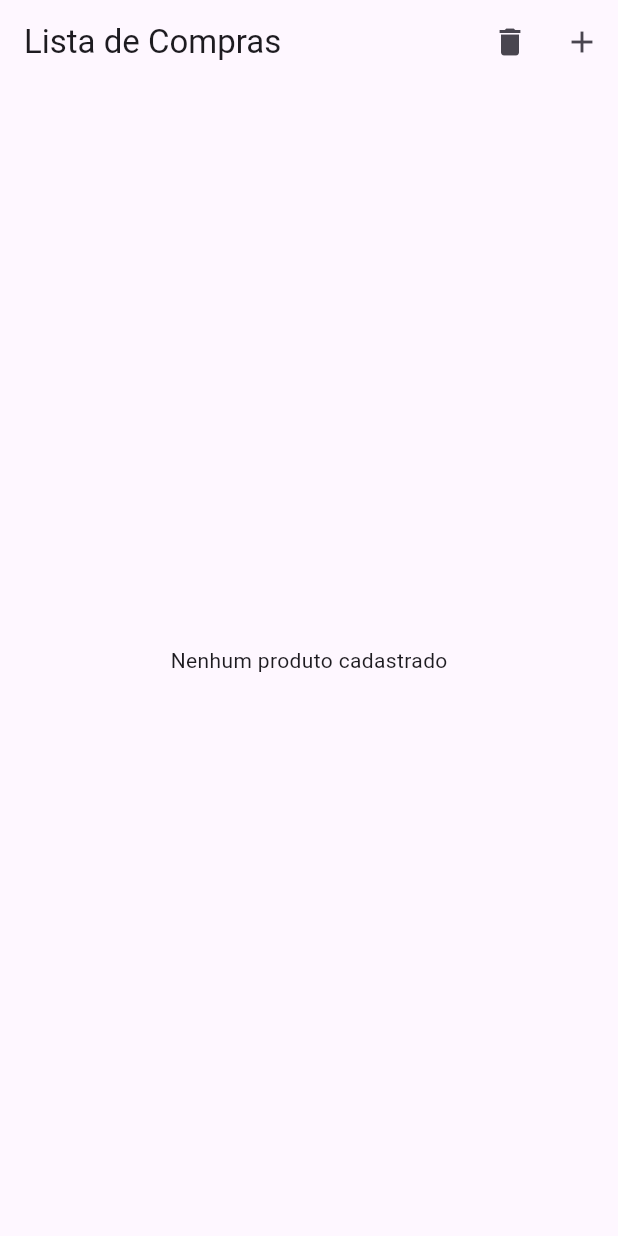
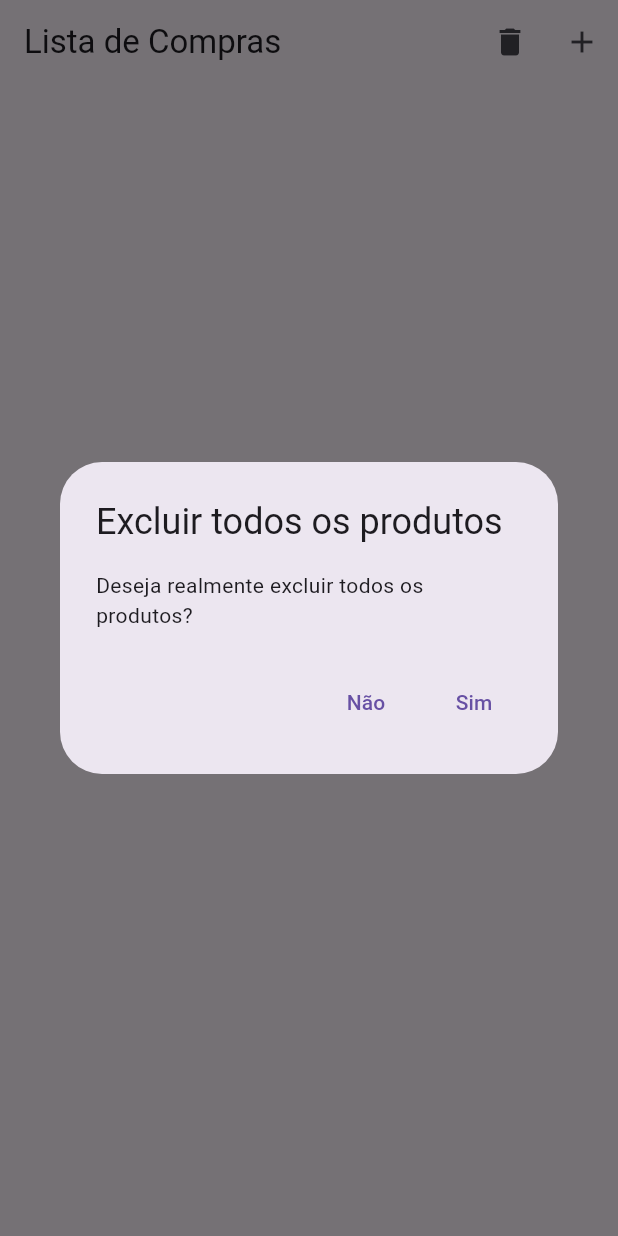
Before and after one commit to matheusvassoler/zenlist, a Flutter app: the screen it shows after launch, after a tap on the "delete" icon, on a phone screen of 412 x 824 dp. Run offline on Flutter 3.47's test engine with Material 3 defaults, Android fonts, the phone set to English and light mode, and no system bars; our stand-ins replace sqflite; accounts and stored records are empty.

Commit message:
Adiciona versão de design do iOS

```diff
--- a/lib/main.dart
+++ b/lib/main.dart
@@ -1,8 +1,10 @@
 import 'package:flutter/cupertino.dart';
 import 'package:flutter/material.dart';
-import 'package:zenlist/components/shopping_item.dart';
-import 'package:zenlist/screens/add_product.dart';
-import 'package:zenlist/screens/shopping_list.dart';
+import 'package:zenlist/screens/android/shopping_list_android.dart';
+import 'dart:io' show Platform;
+
+import 'package:zenlist/screens/ios/shopping_list_ios.dart';
+
 
 void main() {
   runApp(const MyApp());
@@ -13,12 +15,19 @@ class MyApp extends StatelessWidget {
 
   @override
   Widget build(BuildContext context) {
+    if (Platform.isIOS) {
+      return CupertinoApp(
+        title: 'Flutter Demo',
+        home: ShoppingListIOS()
+      );
+    } else {
       return MaterialApp(
           title: 'Flutter Demo',
           theme: ThemeData(
             primarySwatch: Colors.blue,
           ),
-      home: ShoppingList()
+          home: ShoppingListAndroid()
       );
     }
   }
+}
--- a/lib/screens/add_product.dart
+++ b/lib/screens/android/add_product_android.dart
@@ -3,13 +3,13 @@ import 'package:flutter/services.dart';
 import 'package:zenlist/data/product_dao.dart';
 import 'package:zenlist/model/product.dart';
 
-class AddProduct extends StatelessWidget {
+class AddProductAndroid extends StatelessWidget {
   final nameFieldController = TextEditingController();
   final quantityFieldController = TextEditingController();
   final priceFieldController = TextEditingController();
   final Product? product;
 
-  AddProduct({super.key, this.product});
+  AddProductAndroid({super.key, this.product});
 
   @override
   Widget build(BuildContext context) {
--- a/lib/screens/shopping_list.dart
+++ b/lib/screens/android/shopping_list_android.dart
@@ -2,16 +2,16 @@ import 'package:flutter/material.dart';
 import 'package:zenlist/components/shopping_item.dart';
 import 'package:zenlist/data/product_dao.dart';
 import 'package:zenlist/model/product.dart';
-import 'package:zenlist/screens/add_product.dart';
+import 'package:zenlist/screens/android/add_product_android.dart';
 
-class ShoppingList extends StatefulWidget {
-  ShoppingList({super.key});
+class ShoppingListAndroid extends StatefulWidget {
+  const ShoppingListAndroid({super.key});
 
   @override
-  State<ShoppingList> createState() => _ShoppingListState();
+  State<ShoppingListAndroid> createState() => _ShoppingListAndroidState();
 }
 
-class _ShoppingListState extends State<ShoppingList> {
+class _ShoppingListAndroidState extends State<ShoppingListAndroid> {
 
   @override
   Widget build(BuildContext context) {
@@ -22,8 +22,29 @@ class _ShoppingListState extends State<ShoppingList> {
           IconButton(
             icon: const Icon(Icons.delete),
             onPressed: () {
-              ProductDAO().deleteAllProducts();
-              setState(() {});
+              showDialog(
+                context: context,
+                builder: (context) {
+                  return AlertDialog(
+                    title: Text("Excluir todos os produtos"),
+                    content: Text("Deseja realmente excluir todos os produtos?"),
+                    actions: [
+                      TextButton(
+                        child: Text("Não"),
+                        onPressed: () => Navigator.pop(context),
+                      ),
+                      TextButton(
+                        child: Text("Sim"),
+                        onPressed: () {
+                          ProductDAO().deleteAllProducts();
+                          Navigator.pop(context);
+                          setState(() {});
+                        },
+                      )
+                    ],
+                  );
+                }
+              );
             },
           ),
           IconButton(
@@ -31,7 +52,7 @@ class _ShoppingListState extends State<ShoppingList> {
             onPressed: () {
               Navigator.push(
                   context,
-                  MaterialPageRoute(builder: (context) => AddProduct())
+                  MaterialPageRoute(builder: (context) => AddProductAndroid())
               ).then((value) => setState(() {}));
             },
           ),
@@ -53,6 +74,7 @@ class _ShoppingListState extends State<ShoppingList> {
                   children: [
                     Expanded(
                       child: ListView.builder(
+                          padding: EdgeInsets.only(top: 16.0, left: 8.0, right: 8.0),
                           itemCount: products.length,
                           itemBuilder: (context, index) {
                             return ShoppingItem(
@@ -82,7 +104,7 @@ class _ShoppingListState extends State<ShoppingList> {
                         width: double.infinity,
                         height: 40,
                         child: Padding(
-                          padding: EdgeInsets.symmetric(horizontal: 8.0),
+                          padding: EdgeInsets.symmetric(horizontal: 12.0),
                           child: Row(
                             mainAxisAlignment: MainAxisAlignment.spaceBetween,
                             children: [
```
Also changed, not shown: lib/components/shopping_item.dart (+5 -2 lines), lib/screens/ios/add_product_ios.dart (added, +99 -0 lines), lib/screens/ios/shopping_list_ios.dart (added, +138 -0 lines), 2 other files. Lines whose indentation alone changed are shown as unchanged.
